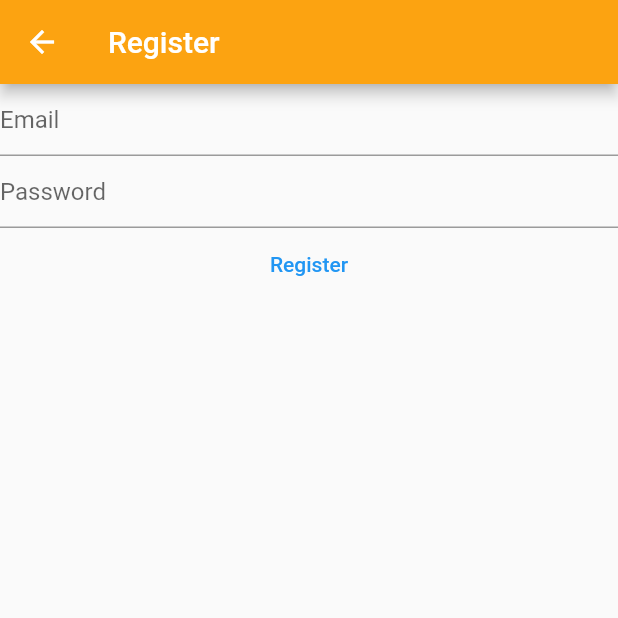
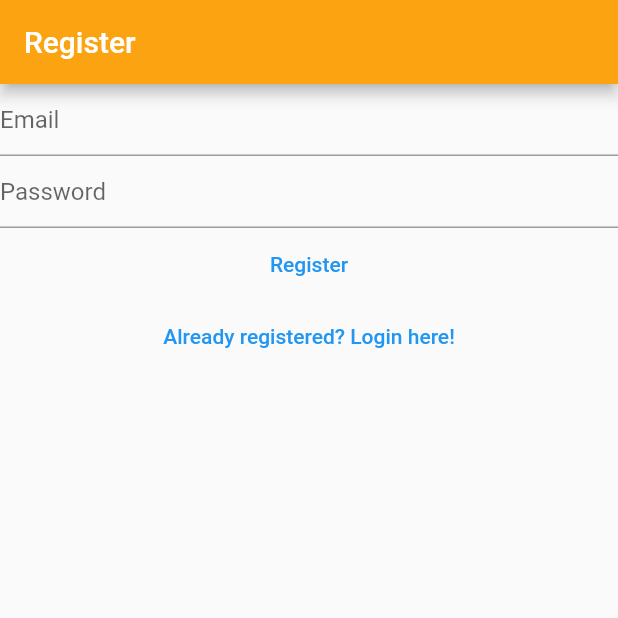
Before and after one commit to SamoK99/GymNotes, a Flutter app: the RegisterView screen opened directly, on a phone screen of 412 x 824 dp, the top half of it. Run offline on Flutter 3.47's test engine with Material 2 defaults, Android fonts, the phone set to English and light mode, and no system bars; our stand-ins replace firebase_auth, firebase_core; accounts and stored records are empty.

Commit message:
login-register

```diff
--- a/lib/views/register_view.dart
+++ b/lib/views/register_view.dart
@@ -1,8 +1,5 @@
 import 'package:firebase_auth/firebase_auth.dart';
-import 'package:firebase_core/firebase_core.dart';
 import 'package:flutter/material.dart';
-
-import '../firebase_options.dart';
 
 class RegisterView extends StatefulWidget {
   const RegisterView({super.key});
@@ -32,18 +29,8 @@ class _RegisterViewState extends State<RegisterView> {
   @override
   Widget build(BuildContext context) {
     return Scaffold(
-      appBar: AppBar(
-        title: const Text('Register'),
-        backgroundColor: Color.fromRGBO(252, 163, 17, 1.0),
-      ),
-      body: FutureBuilder(
-        future: Firebase.initializeApp(
-          options: DefaultFirebaseOptions.currentPlatform,
-        ),
-        builder: (context, snapshot) {
-          switch (snapshot.connectionState){
-            case ConnectionState.done:
-              return Column(
+      appBar: AppBar(title: const Text('Register'),backgroundColor: const Color.fromRGBO(252, 163, 17, 1.0),),
+      body: Column(
         children: [
           TextField(
             controller: _email,
@@ -87,13 +74,13 @@ class _RegisterViewState extends State<RegisterView> {
             },
             child: const Text('Register')
           ),
+          TextButton(
+            onPressed: (){
+              Navigator.of(context).pushNamedAndRemoveUntil('/login/', (route) => false);
+            },
+            child: const Text('Already registered? Login here!')
+          )
         ],
-          );
-          default:
-            return const Text('Loading...');
-          }
-
-        },
       ),
     );
   }
```
Also changed, not shown: lib/main.dart (+13 -13 lines), lib/views/login_view.dart (+8 -21 lines), lib/views/verify_email_view.dart (added, +29 -0 lines). Lines whose indentation alone changed are shown as unchanged.
